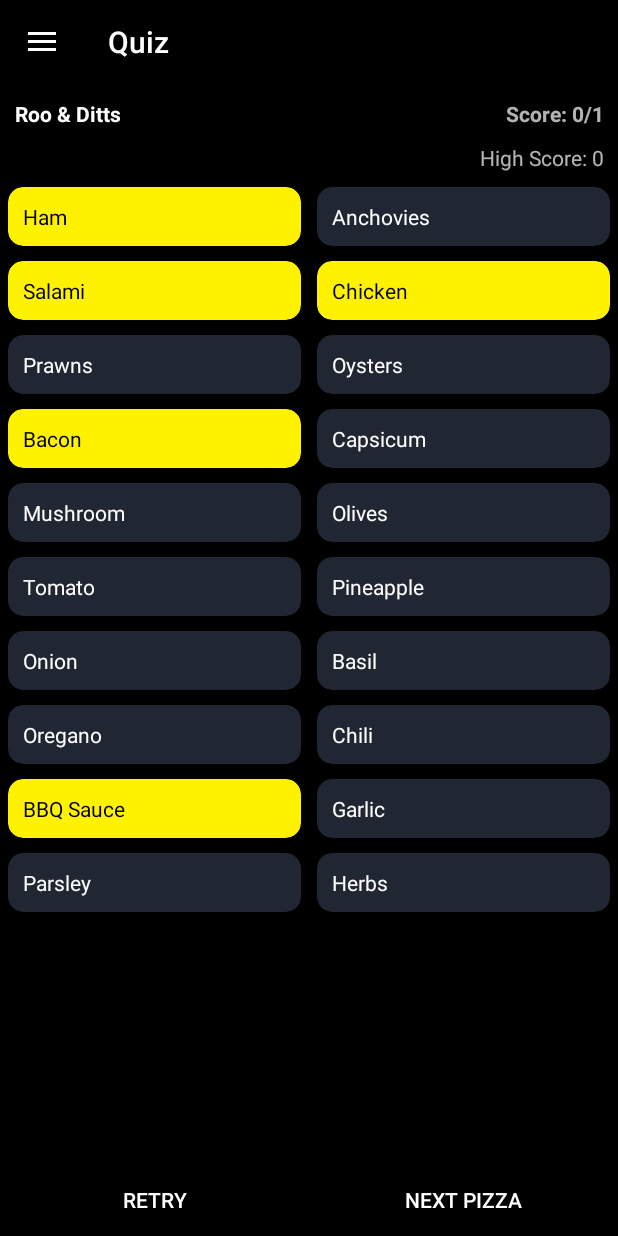
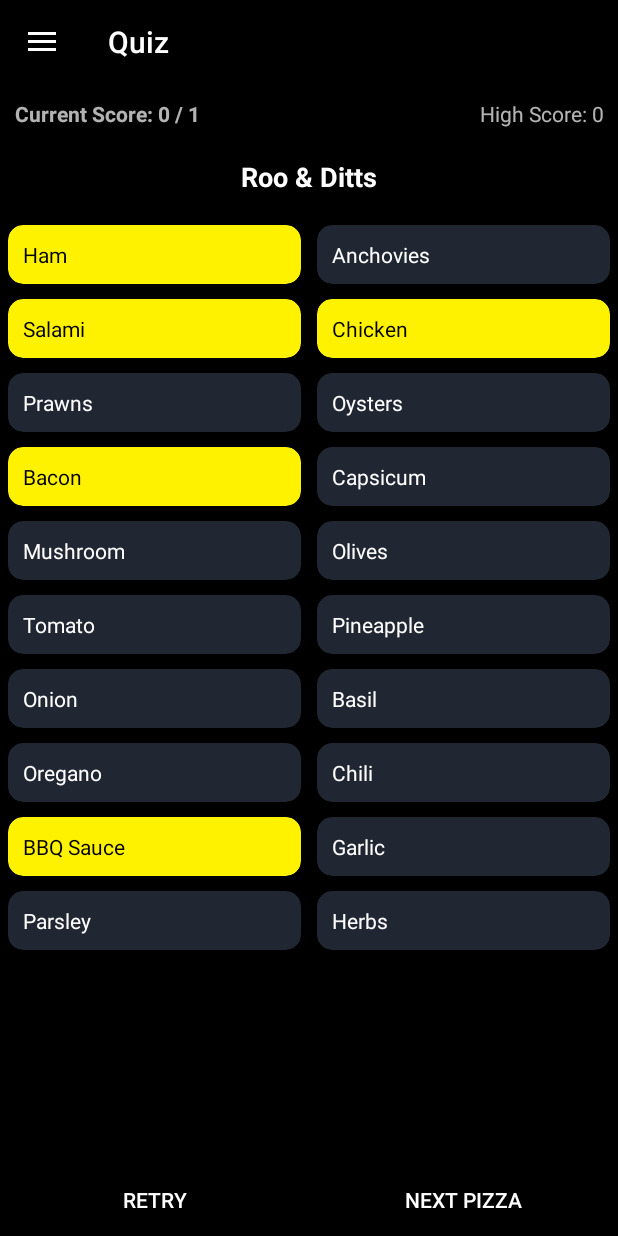
Before and after one commit to emm-an-uel/marcellina-pizzas, an Android app: the screen it shows after launch (MainActivity), after a tap on "CHECK ANSWERS", on a phone screen of 412 x 824 dp. Run offline under Robolectric (Android 15) with nearby library versions, the phone set to English and light mode, and no system bars; our stand-ins replace navigation-ui; libraries missing offline, so code that uses them is left out: com.beust.klaxon.

Commit message:
revamped Quiz aesthetic

```diff
--- a/app/src/main/java/com/example/marcellinapizzas/quiz/FragmentQuiz.kt
+++ b/app/src/main/java/com/example/marcellinapizzas/quiz/FragmentQuiz.kt
@@ -14,9 +14,10 @@ import androidx.fragment.app.Fragment
 import androidx.lifecycle.ViewModelProvider
 import androidx.recyclerview.widget.GridLayoutManager
 import androidx.recyclerview.widget.RecyclerView
+import com.example.marcellinapizzas.MainViewModel
 import com.example.marcellinapizzas.Pizza
 import com.example.marcellinapizzas.R
-import com.example.marcellinapizzas.MainViewModel
+import com.example.marcellinapizzas.databinding.FragmentQuizBinding
 import com.google.android.material.snackbar.Snackbar
 
 class FragmentQuiz : Fragment() {
@@ -40,12 +41,15 @@ class FragmentQuiz : Fragment() {
     lateinit var correctToppings: List<String>
     var answersChecked = false
 
+    private var _binding: FragmentQuizBinding? = null
+    private val binding get() = _binding!!
+
     override fun onCreateView(
         inflater: LayoutInflater, container: ViewGroup?,
         savedInstanceState: Bundle?
     ): View? {
-        // Inflate the layout for this fragment
-        return inflater.inflate(R.layout.fragment_quiz, container, false)
+        _binding = FragmentQuizBinding.inflate(inflater, container, false)
+        return binding.root
     }
 
     override fun onViewCreated(view: View, savedInstanceState: Bundle?) {
@@ -70,37 +74,37 @@ class FragmentQuiz : Fragment() {
         userMapOfToppings = mutableMapOf()
         setupUserMapOfToppings()
 
-        rv = view.findViewById(R.id.rvToppings)
+        rv = binding.rvToppings
         createRV()
 
-        tvScore = view.findViewById(R.id.tvScore)
-        tvScore.text = "Score: 0/0"
+        tvScore = binding.tvScore
+        tvScore.text = getString(R.string.current_score, 0, 0)
 
-        tvHighScore = view.findViewById(R.id.tvHighScore)
-        tvHighScore.text = "High Score: $highScore"
+        tvHighScore = binding.tvHighScore
+        tvHighScore.text = getString(R.string.high_score, highScore)
 
         // load first pizza
-        tvPizza = view.findViewById(R.id.tvPizza)
+        tvPizza = binding.tvPizza
         nextPizza()
 
         // buttons
-        btnCheck = view.findViewById(R.id.btnCheck)
-        btnCheck.text = "check answers"
+        btnCheck = binding.btnCheck
+        btnCheck.text = getString(R.string.check_answers)
         btnCheck.setOnClickListener {
             if (!answersChecked) { // if answers have not been checked
                 checkAnswers()
                 updateScore()
-                btnCheck.text = "next pizza"
+                btnCheck.text = getString(R.string.next_pizza)
                 answersChecked = true
 
             } else { // if answers have been checked
                 nextPizza()
-                btnCheck.text = "check answers"
+                btnCheck.text = getString(R.string.check_answers)
                 answersChecked = false
             }
         }
 
-        btnRetry = view.findViewById(R.id.btnRetry)
+        btnRetry = binding.btnRetry
         btnRetry.setOnClickListener {
             if (btnCheck.visibility == View.GONE) { // if user has answered all questions
                 restartQuiz()
@@ -134,7 +138,7 @@ class FragmentQuiz : Fragment() {
             score-- // remove the point that the user got from the pizza that they're retrying
         }
         numQuestions--
-        tvScore.text = "Score: $score/$numQuestions"
+        tvScore.text = getString(R.string.current_score, score, numQuestions)
         btnCheck.text = "Check Answers"
         answersChecked = false
         nextPizza()
@@ -152,7 +156,7 @@ class FragmentQuiz : Fragment() {
         listOfPizzas = viewModel.getListOfPizzas(true)
 
         // reset tvScore and buttons
-        tvScore.text = "Score: 0/0"
+        tvScore.text = getString(R.string.current_score, 0, 0)
         btnRetry.text = "retry"
         btnCheck.apply {
             visibility = View.VISIBLE
@@ -166,7 +170,7 @@ class FragmentQuiz : Fragment() {
     }
 
     private fun updateScore() {
-        tvScore.text = "Score: $score/$numQuestions"
+        tvScore.text = getString(R.string.current_score, score, numQuestions)
     }
 
     private fun setupRVMapOfToppings() {
@@ -279,7 +283,7 @@ class FragmentQuiz : Fragment() {
     private fun checkHighScore() {
         if (score > highScore) {
             viewModel.updateHighScore(score)
-            tvHighScore.text = "High Score: $score"
+            tvHighScore.text = getString(R.string.high_score, highScore)
             Snackbar.make(tvScore, "You beat your previous high score of $highScore", Snackbar.LENGTH_SHORT).show()
         }
     }
--- a/app/src/main/res/layout/fragment_quiz.xml
+++ b/app/src/main/res/layout/fragment_quiz.xml
@@ -16,46 +16,49 @@
         app:layout_constraintTop_toTopOf="parent">
 
         <TextView
-            android:id="@+id/tvPizza"
-            android:layout_width="wrap_content"
+            android:id="@+id/tvScore"
+            android:layout_width="0dp"
             android:layout_height="wrap_content"
             android:layout_margin="10dp"
-            android:textColor="@color/white"
             android:layout_weight="1"
-            android:text="Pizza"
+            android:gravity="start"
+            android:text="@string/current_score"
             android:textStyle="bold" />
 
         <TextView
-            android:id="@+id/tvScore"
-            android:layout_width="wrap_content"
+            android:id="@+id/tvHighScore"
+            android:layout_width="0dp"
             android:layout_height="wrap_content"
             android:layout_margin="10dp"
             android:layout_weight="1"
             android:gravity="end"
-            android:text="Score: 4/6"
-            android:textStyle="bold" />
+            android:text="@string/high_score"
+            app:layout_constraintRight_toRightOf="parent"
+            app:layout_constraintTop_toBottomOf="@id/linearLayout" />
 
     </LinearLayout>
 
     <TextView
-        android:id="@+id/tvHighScore"
+        android:id="@+id/tvPizza"
         android:layout_width="match_parent"
         android:layout_height="wrap_content"
-        android:gravity="right"
-        android:layout_marginHorizontal="10dp"
+        android:layout_margin="10dp"
         android:layout_weight="1"
-        android:text="High Score: 12"
-        app:layout_constraintRight_toRightOf="parent"
+        android:text="Pizza"
+        android:textAlignment="center"
+        android:textColor="@color/white"
+        android:textSize="18sp"
+        android:textStyle="bold"
         app:layout_constraintTop_toBottomOf="@id/linearLayout" />
 
     <androidx.recyclerview.widget.RecyclerView
         android:id="@+id/rvToppings"
         android:layout_width="match_parent"
         android:layout_height="0dp"
-        android:layout_marginTop="10dp"
+        android:layout_marginTop="20dp"
         android:paddingBottom="90dp"
         app:layoutManager="androidx.recyclerview.widget.GridLayoutManager"
-        app:layout_constraintTop_toBottomOf="@id/tvHighScore" />
+        app:layout_constraintTop_toBottomOf="@id/tvPizza" />
 
     <LinearLayout
         android:layout_width="match_parent"
--- a/app/src/main/res/values/strings.xml
+++ b/app/src/main/res/values/strings.xml
@@ -28,4 +28,8 @@
 
     <string name="pizza_weight">%s g</string>
     <string name="pizza_size">%s inches</string>
+    <string name="check_answers">check answers</string>
+    <string name="next_pizza">next pizza</string>
+    <string name="current_score">Current Score: %d / %d</string>
+    <string name="high_score">High Score: %d</string>
 </resources>
```
